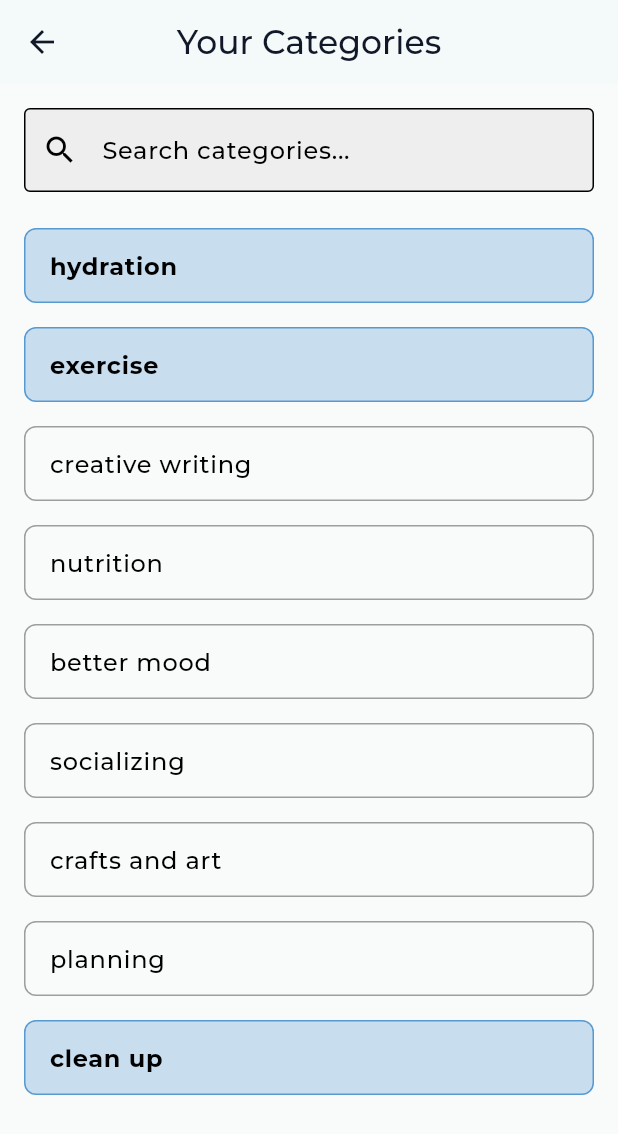
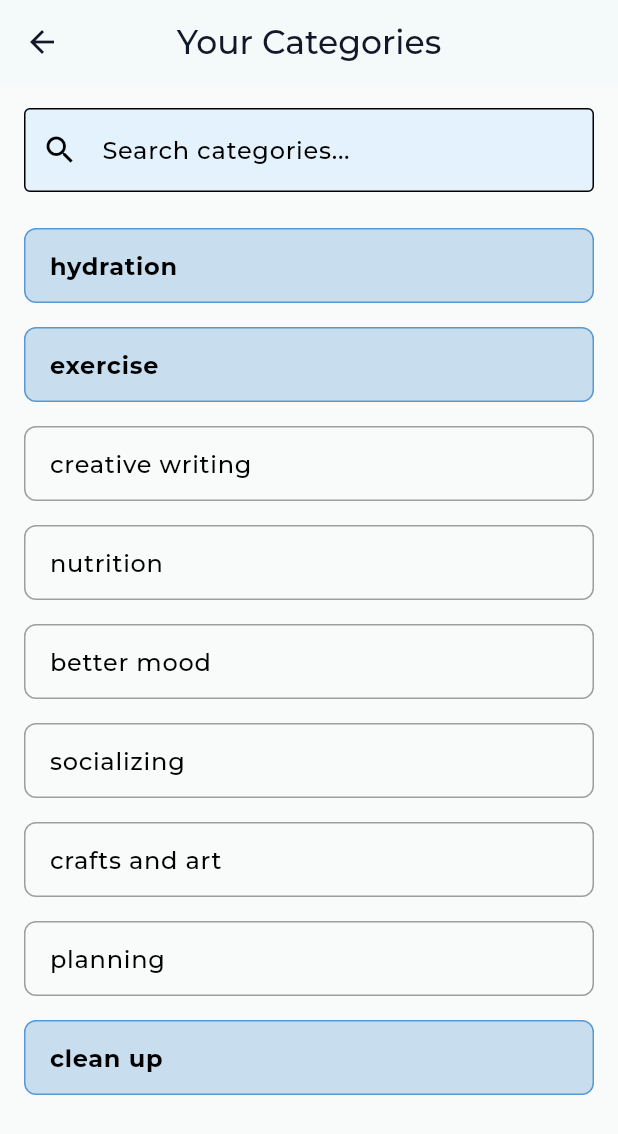
Before and after one commit to codemalcolm/moodly_client, a Flutter app: the FastiesScreen widget shown alone on an empty page, opened directly, after a tap on an icon or button, on a phone screen of 412 x 824 dp. Shown: the top 1134 px of the screen. Run offline on Flutter 3.47's test engine with Material 3 defaults, Android fonts, the phone set to English and light mode, and no system bars; our stand-ins replace flutter_svg, image_picker, shared_preferences; accounts and stored records are empty; network calls fail; project files that could hold a hidden picture were left out.

Commit message:
use theme colors and text in the fasties settings

```diff
--- a/lib/screens/fasties_screen.dart
+++ b/lib/screens/fasties_screen.dart
@@ -181,15 +181,16 @@ class _FastiesScreenState extends State<FastiesScreen> {
                   await loadFastiesAndPreferences();
                   if (mounted) {
                     ScaffoldMessenger.of(context).showSnackBar(
-                      const SnackBar(content: Text('Fasties updated!')),
+                      SnackBar(
+                        content: Text(
+                          'Fasties updated!',
+                          style: theme.textTheme.bodyMedium,
+                        ),
+                        backgroundColor: theme.secondaryHeaderColor,
+                      ),
                     );
                   }
                   await loadFastiesAndPreferences();
-                  if (mounted) {
-                    ScaffoldMessenger.of(context).showSnackBar(
-                      const SnackBar(content: Text('Fasties updated!')),
-                    );
-                  }
                 },
                 icon: SvgPicture.asset(
                   'assets/icons/icon_fasties_settings.svg',
--- a/lib/screens/fasties_settings_screen.dart
+++ b/lib/screens/fasties_settings_screen.dart
@@ -99,7 +99,7 @@ class _FastiesSettingsScreenState extends State<FastiesSettingsScreen> {
                   hintText: 'Search categories...',
                   border: OutlineInputBorder(),
                   filled: true,
-                  fillColor: Colors.grey[200],
+                  fillColor: theme.secondaryHeaderColor,
                 ),
               ),
               const SizedBox(height: 16),
```
